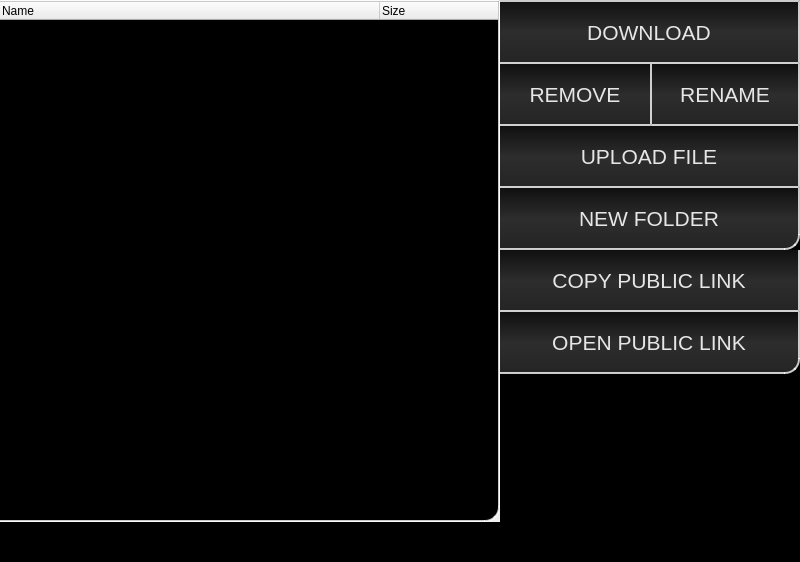
First picture: the form in ui/managerwidget.ui, repository jonnenauha/DropN900, before the edit.
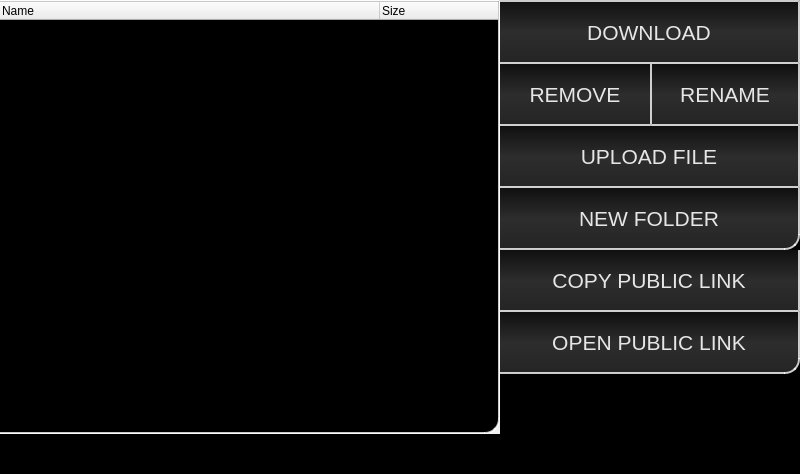
Second picture: the form after the edit. Icons and pictures are not drawn.

Patch:
```diff
--- a/ui/managerwidget.ui
+++ b/ui/managerwidget.ui
@@ -7,7 +7,7 @@
     <x>0</x>
     <y>0</y>
     <width>800</width>
-    <height>562</height>
+    <height>474</height>
    </rect>
   </property>
   <property name="maximumSize">
```
Left out of the diff: 4 changed lines with no effect on the pictures.
